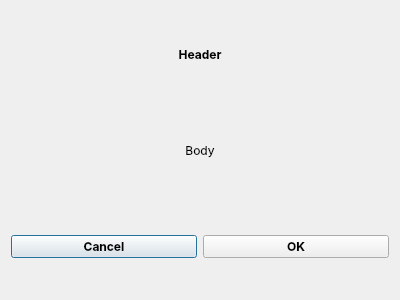
First picture: the form in generaldialog.ui, repository Quill-OS/quill, before the edit.
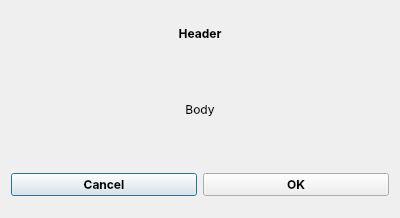
Second picture: the form after the edit.

The edit to the form file:
```diff
--- a/generaldialog.ui
+++ b/generaldialog.ui
@@ -7,7 +7,7 @@
     <x>0</x>
     <y>0</y>
     <width>400</width>
-    <height>300</height>
+    <height>218</height>
    </rect>
   </property>
   <property name="windowTitle">
@@ -274,6 +274,12 @@
            </item>
            <item row="1" column="0">
             <widget class="QLabel" name="bodyLabel">
+             <property name="sizePolicy">
+              <sizepolicy hsizetype="MinimumExpanding" vsizetype="MinimumExpanding">
+               <horstretch>0</horstretch>
+               <verstretch>0</verstretch>
+              </sizepolicy>
+             </property>
              <property name="font">
               <font>
                <family>Inter</family>
```
Left out of the diff: 26 changed lines with no effect on the pictures.
